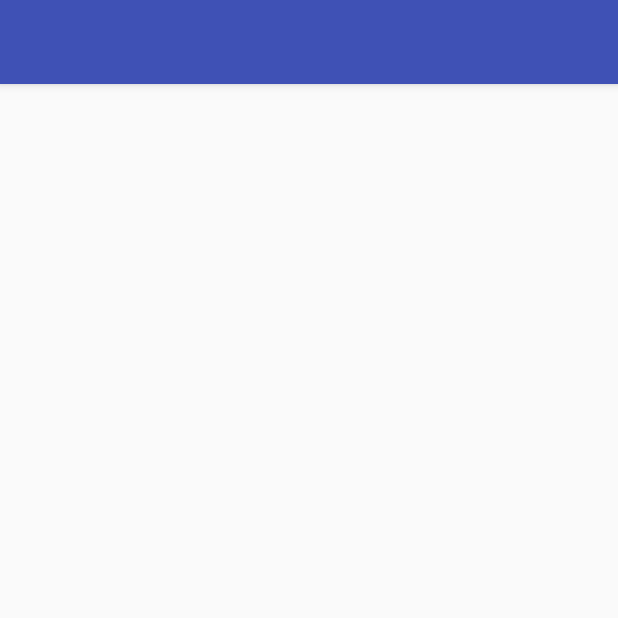
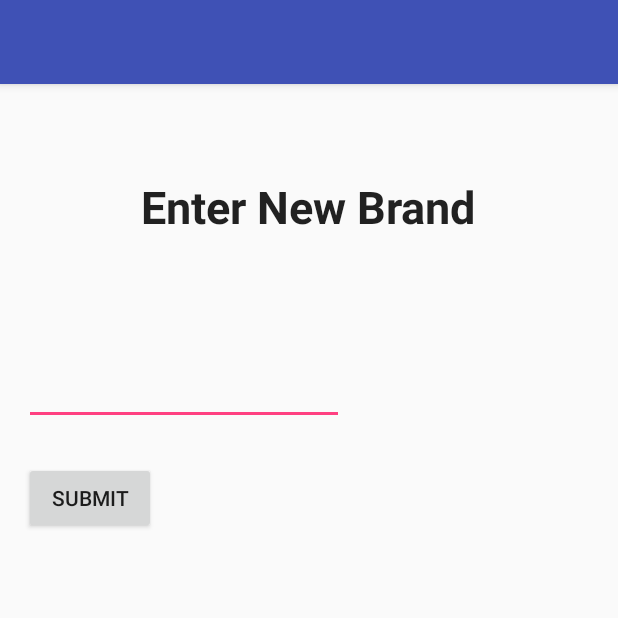
Before and after one commit to shreyasvb93/EcoClean_V1.1, an Android app: the EnterNewBrandActivity screen opened directly, with no data from a screen before it, on a phone screen of 412 x 824 dp, the top half of it. Run offline under Robolectric (Android 15) with nearby library versions, the phone set to English and light mode, and no system bars.

Commit message:
Before DBMS Begins

```diff
--- a/app/src/main/java/com/example/shrey/ecoclean_v11/EnterNewBrandActivity.java
+++ b/app/src/main/java/com/example/shrey/ecoclean_v11/EnterNewBrandActivity.java
@@ -1,18 +1,80 @@
 package com.example.shrey.ecoclean_v11;
 
 import android.os.Bundle;
+import android.os.StrictMode;
 import android.support.design.widget.FloatingActionButton;
 import android.support.design.widget.Snackbar;
 import android.support.v7.app.AppCompatActivity;
 import android.support.v7.widget.Toolbar;
+import android.util.Log;
 import android.view.View;
+import android.widget.Button;
+import android.widget.EditText;
+import android.widget.Toast;
+
+import com.google.android.gms.common.api.GoogleApiClient;
+
+import java.io.IOException;
+import java.io.UnsupportedEncodingException;
 
 public class EnterNewBrandActivity extends AppCompatActivity {
+
+    Button enter_brand;
+    EditText brand_name;
+
+    private GoogleApiClient client;
 
     @Override
     protected void onCreate(Bundle savedInstanceState) {
         super.onCreate(savedInstanceState);
         setContentView(R.layout.activity_enter_new_brand);
+        StrictMode.ThreadPolicy policy = new StrictMode.ThreadPolicy.Builder().permitAll().build();
+        StrictMode.setThreadPolicy(policy);
+
+        enter_brand = (Button) findViewById(R.id.newbrand_submit_button);
+        brand_name = (EditText) findViewById(R.id.newbrand_editText);
+
+        enter_brand.setOnClickListener(new View.OnClickListener() {
+            @Override
+            public void onClick(View view) {
+                String brand = brand_name.getText().toString();
+                addNewBrand(brand);
+            }
+        });
+
+    }
+
+    protected void addNewBrand(String brandname){
+       /* try {
+
+            HttpClient httpClient = new DefaultHttpClient();
+
+            HttpPost httpPost = new HttpPost("http://192.168.26.1/ecoclean_info/clientadd.php");
+
+            httpPost.setEntity(new UrlEncodedFormEntity(nameValuePairs));
+
+            HttpResponse response = httpClient.execute(httpPost);
+
+            HttpEntity entity = response.getEntity();
+
+            input = entity.getContent();
+
+            String msg = "Data entered Successfully";
+            Toast.makeText(getApplicationContext(), msg, Toast.LENGTH_LONG).show();
+        } catch (UnsupportedEncodingException e) {
+            Log.e("ClientProtocol", "Log_tag");
+            e.printStackTrace();
+        } catch (ClientProtocolException e) {
+            e.printStackTrace();
+        } catch (IOException e) {
+            Log.e("Log_tag", "IOException");
+            e.printStackTrace();
+        }
+*/
+//        try {
+//            HttpClient httpClient = new DefaultHttpClient();
+//
+//        }
 
     }
 
--- a/app/src/main/res/layout/content_enter_new_brand.xml
+++ b/app/src/main/res/layout/content_enter_new_brand.xml
@@ -12,4 +12,37 @@
     tools:context="com.example.shrey.ecoclean_v11.EnterNewBrandActivity"
     tools:showIn="@layout/activity_enter_new_brand">
 
+    <TextView
+        android:layout_width="wrap_content"
+        android:layout_height="wrap_content"
+        android:textAppearance="?android:attr/textAppearanceLarge"
+        android:text="Enter New Brand"
+        android:id="@+id/newbrand_header_textView"
+        android:layout_alignParentTop="true"
+        android:layout_centerHorizontal="true"
+        android:layout_marginTop="45dp"
+        android:textSize="30dp"
+        android:textStyle="bold" />
+
+    <EditText
+        android:layout_width="wrap_content"
+        android:layout_height="wrap_content"
+        android:id="@+id/newbrand_editText"
+        android:layout_marginTop="80dp"
+        android:layout_below="@+id/newbrand_header_textView"
+        android:gravity="center_horizontal"
+        android:ems="10"
+         />
+
+    <Button
+        android:layout_width="wrap_content"
+        android:layout_height="wrap_content"
+        android:text="Submit"
+        android:id="@+id/newbrand_submit_button"
+        android:layout_below="@+id/newbrand_header_textView"
+        android:layout_marginTop="150dp"
+        />
+
+
+
 </RelativeLayout>
```
